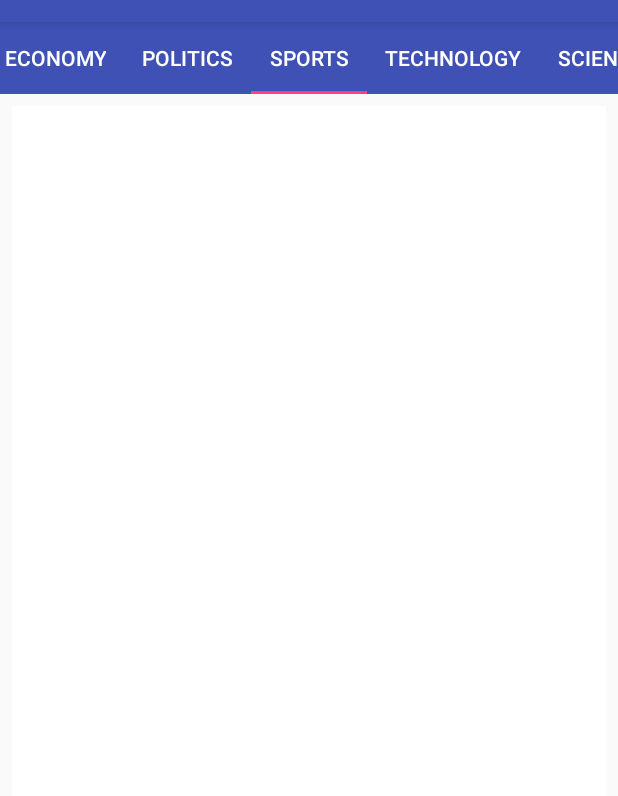
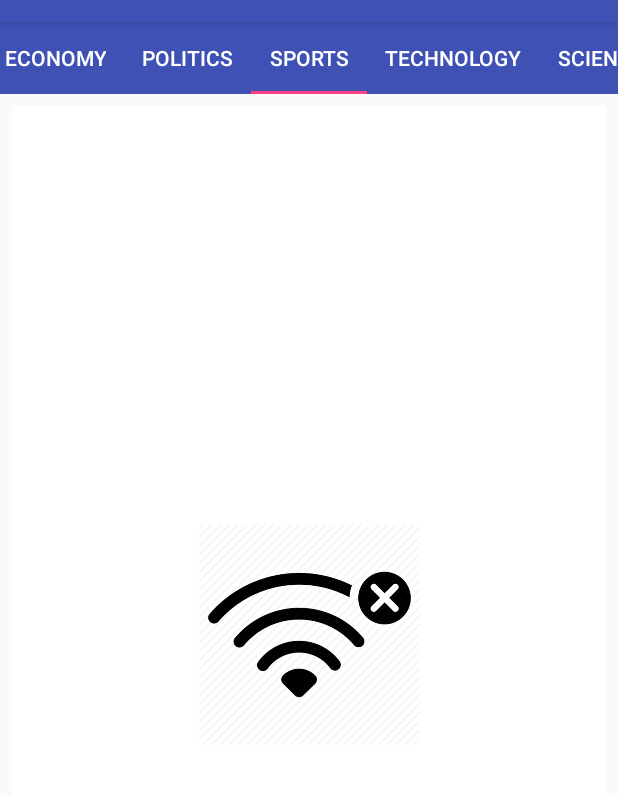
Before and after one commit to promero1207/TraineeWeek5, an Android app: the screen it shows after launch (MainActivity), tab 3 chosen, on a phone screen of 412 x 824 dp, the part 62-858 px from its top. Run offline under Robolectric (Android 15) with nearby library versions, the phone set to English and light mode, and no system bars; pictures from the network do not load.

```diff
--- a/NewsApp/app/src/main/java/com/app/paul/newsapp/MainActivity.java
+++ b/NewsApp/app/src/main/java/com/app/paul/newsapp/MainActivity.java
@@ -17,15 +17,21 @@ import com.app.paul.newsapp.fragments.FragmentBase;
 
 import static com.app.paul.newsapp.adapter.AdapterFragmentPager.PATH_TO_NEWS;
 
+/**
+ * Main activity; Main screen
+ */
 public class MainActivity extends AppCompatActivity {
     FrameLayout container;
     FragmentBase fragment;
 
+    /**
+     * On create method, inflating view
+     * @param savedInstanceState Bundle of data saved after a conf change
+     */
     @Override
     protected void onCreate(Bundle savedInstanceState) {
         super.onCreate(savedInstanceState);
         setContentView(R.layout.activity_main);
-
 
         ViewPager mViewPagerTour = findViewById(R.id.view_pager);
         AdapterFragmentPager adapterFragmentPager = new AdapterFragmentPager(getSupportFragmentManager());
@@ -37,7 +43,11 @@ public class MainActivity extends AppCompatActivity {
         mTabLayoutHost.setTabGravity(TabLayout.GRAVITY_CENTER);
     }
 
-
+    /**
+     * Menu in the top of screen, for searchview
+     * @param menu menu to be inflated
+     * @return boolean
+     */
     @Override
     public boolean onCreateOptionsMenu(Menu menu) {
         super.onCreateOptionsMenu(menu);
@@ -77,6 +87,11 @@ public class MainActivity extends AppCompatActivity {
         return true;
     }
 
+    /**
+     * item selected from menu
+     * @param item item in this case searchview
+     * @return boolean
+     */
     @Override
     public boolean onOptionsItemSelected(MenuItem item) {
         switch (item.getItemId()){
@@ -87,11 +102,9 @@ public class MainActivity extends AppCompatActivity {
         return true;
     }
 
-    @Override
-    public void onOptionsMenuClosed(Menu menu) {
-        super.onOptionsMenuClosed(menu);
-    }
-
+    /**
+     * method to be called to put the search fragment
+     */
     public void putSearchFragment(){
 
         android.support.v4.app.FragmentTransaction transaction = getSupportFragmentManager().beginTransaction();
--- a/NewsApp/app/src/main/java/com/app/paul/newsapp/adapter/AdapterFragmentPager.java
+++ b/NewsApp/app/src/main/java/com/app/paul/newsapp/adapter/AdapterFragmentPager.java
@@ -76,6 +76,11 @@ public class AdapterFragmentPager extends FragmentStatePagerAdapter {
         return 6;
     }
 
+    /**
+     * return page title
+     * @param position position
+     * @return string
+     */
     @Nullable
     @Override
     public CharSequence getPageTitle(int position) {
--- a/NewsApp/app/src/main/java/com/app/paul/newsapp/fragments/FragmentBase.java
+++ b/NewsApp/app/src/main/java/com/app/paul/newsapp/fragments/FragmentBase.java
@@ -14,21 +14,18 @@ import android.support.v7.widget.LinearLayoutManager;
 import android.support.v7.widget.RecyclerView;
 import android.util.Log;
 import android.view.LayoutInflater;
-import android.view.Menu;
-import android.view.MenuInflater;
-import android.view.MenuItem;
 import android.view.View;
 import android.view.ViewGroup;
 import android.widget.AbsListView;
+import android.widget.ImageView;
 import android.widget.ProgressBar;
 import android.widget.SearchView;
-import android.widget.Toast;
 
-import com.app.paul.newsapp.adapter.AdapterRvMainNews;
 import com.app.paul.newsapp.News;
-import com.app.paul.newsapp.data.NewsLoader;
 import com.app.paul.newsapp.R;
 import com.app.paul.newsapp.ShowNew;
+import com.app.paul.newsapp.adapter.AdapterRvMainNews;
+import com.app.paul.newsapp.data.NewsLoader;
 
 import java.util.ArrayList;
 import java.util.List;
@@ -37,12 +34,14 @@ import static com.app.paul.newsapp.adapter.AdapterFragmentPager.PATH_TO_NEWS;
 
 public class FragmentBase extends Fragment implements AdapterRvMainNews.OnItemClickListener, LoaderManager.LoaderCallbacks<List<News>>  {
 
+    //constants
     public static final String SHOW_TITLE = "SHOW_TITLE";
     public static final String SHOW_BODY = "SHOW_BODY";
     public static final String SHOW_IMG = "SHOW_IMG";
     public static final String SHOW_WEB = "SHOW_WEB";
     public static final String SCROLL = "SCROLL";
 
+    //fields
     private List<News> newsList = new ArrayList<>();
     protected String path;
     protected RecyclerView recyclerNews;
@@ -50,7 +49,6 @@ public class FragmentBase extends Fragment implements AdapterRvMainNews.OnItemCl
     private ProgressBar progress;
     private Bundle customBundle;
     private Boolean isScrolling = false;
-    private SearchView searchView;
     int currentItems;
     int totalItems;
     int scrollItems;
@@ -58,18 +56,34 @@ public class FragmentBase extends Fragment implements AdapterRvMainNews.OnItemCl
     private int cont2 = 1;
     private boolean isSearching = false;
     private boolean isNewData = false;
-    private String initialQuery;
+    private ImageView wifi;
 
+
+    //constructor
     public FragmentBase() {
     }
 
+    /**
+     * Method for creating view
+     * @param inflater inflater
+     * @param container container of the view
+     * @param savedInstanceState Bundle when conf has changed
+     * @return view
+     */
     @Nullable
     @Override
     public View onCreateView(@NonNull LayoutInflater inflater, @Nullable ViewGroup container, @Nullable Bundle savedInstanceState) {
         Bundle fragmentBundle = getArguments();
+
+        String initialQuery = "";
+        if(fragmentBundle != null) {
             initialQuery = fragmentBundle.getString(PATH_TO_NEWS);
+        }
 
         View v = inflater.inflate(R.layout.fragment_base, container, false);
+
+        wifi = v.findViewById(R.id.wifi);
+
         progress = v.findViewById(R.id.progress_loading);
         recyclerNews = v.findViewById(R.id.recycler_main_mews);
         adapter = new AdapterRvMainNews(newsList, this);
@@ -87,6 +101,7 @@ public class FragmentBase extends Fragment implements AdapterRvMainNews.OnItemCl
                 }
             }
 
+            //recycler view method to check when reached last item
             @Override
             public void onScrolled(@NonNull RecyclerView recyclerView, int dx, int dy) {
                 super.onScrolled(recyclerView, dx, dy);
@@ -97,7 +112,7 @@ public class FragmentBase extends Fragment implements AdapterRvMainNews.OnItemCl
                 if(isScrolling && (currentItems + scrollItems == totalItems) && !isSearching){
                     isScrolling = false;
 
-                    path = path.replace(String.valueOf("page="+cont2).toString(),String.valueOf("page="+(cont2+1)).toString());
+                    path = path.replace(String.valueOf("page="+cont2),String.valueOf("page="+(cont2+1)));
                     cont2++;
                     increaseCont();
                     path = path.replace("size=30","size=5");
@@ -118,6 +133,8 @@ public class FragmentBase extends Fragment implements AdapterRvMainNews.OnItemCl
         return v;
     }
 
+
+    //Method for on click event of recyclerview
     @Override
     public void onItemClick(Integer position) {
         Intent intent = new Intent(getContext(), ShowNew.class);
@@ -128,6 +145,12 @@ public class FragmentBase extends Fragment implements AdapterRvMainNews.OnItemCl
         startActivity(intent);
     }
 
+    /**
+     * Loader method when creating loader
+     * @param id id to diference between calls
+     * @param args arguments extras
+     * @return Loader
+     */
     @NonNull
     @Override
     public Loader<List<News>> onCreateLoader(int id, @Nullable Bundle args) {
@@ -135,21 +158,30 @@ public class FragmentBase extends Fragment implements AdapterRvMainNews.OnItemCl
         return new NewsLoader(getContext(), path);
     }
 
+    /**
+     * Method called whe load of data finishes
+     * @param loader load
+     * @param data data returned of loading
+     */
     @Override
     public void onLoadFinished(@NonNull Loader<List<News>> loader, List<News> data) {
-        if(newsList.isEmpty()){
+
+        progress.setVisibility(View.INVISIBLE);
+
+        if(data != null) {
+            wifi.setVisibility(View.GONE);
+            if (newsList.isEmpty()) {
                 newsList.addAll(data);
             }
-        progress.setVisibility(View.INVISIBLE);
 
-        if(customBundle != null) {
+            if (customBundle != null && recyclerNews.getLayoutManager() != null) {
                 recyclerNews.getLayoutManager().onRestoreInstanceState(customBundle.getParcelable(SCROLL));
             }
-        if(isNewData){
+            if (isNewData) {
                 newsList.addAll(data);
                 isNewData = false;
             }
-        if(isSearching){
+            if (isSearching) {
                 newsList.clear();
                 newsList.addAll(data);
                 isSearching = false;
@@ -157,7 +189,15 @@ public class FragmentBase extends Fragment implements AdapterRvMainNews.OnItemCl
 
             adapter.notifyDataSetChanged();
         }
+        else {
+            wifi.setVisibility(View.VISIBLE);
+        }
+    }
 
+    /**
+     * method called when reset on load is made
+     * @param loader loader
+     */
     @Override
     public void onLoaderReset(@NonNull Loader<List<News>> loader) {
         newsList.clear();
@@ -165,9 +205,14 @@ public class FragmentBase extends Fragment implements AdapterRvMainNews.OnItemCl
         adapter.notifyDataSetChanged();
     }
 
+    /**
+     * method for saving state
+     * @param outState bundle outstate
+     */
     @Override
     public void onSaveInstanceState(@NonNull Bundle outState) {
-        if(outState != null) {
+        if(recyclerNews.getLayoutManager() != null) {
+            //saving scroll of recycler
             outState.putParcelable(SCROLL, recyclerNews.getLayoutManager().onSaveInstanceState());
         }
         super.onSaveInstanceState(outState);
@@ -175,22 +220,28 @@ public class FragmentBase extends Fragment implements AdapterRvMainNews.OnItemCl
     }
 
 
-
+    /**
+     * restoring instance
+     * @param savedInstanceState bundle of restored state
+     */
     @Override
     public void onViewStateRestored(@Nullable Bundle savedInstanceState) {
         super.onViewStateRestored(savedInstanceState);
         customBundle = savedInstanceState;
     }
 
+    /**
+     * method for calling loader
+     * @param id id of the loader call, it must be diferent on each call for new data
+     */
     public void load(int id){
-        ConnectivityManager connMgr = (ConnectivityManager)
+        ConnectivityManager connMgr;
+        if (getContext() != null) {
+            connMgr = (ConnectivityManager)
                     getContext().getSystemService(Context.CONNECTIVITY_SERVICE);
-
-        // Get details on the currently active default data network
+            if(connMgr != null) {
                 NetworkInfo networkInfo = connMgr.getActiveNetworkInfo();
 
-
-        // If there is a network connection, fetch data
                 if (networkInfo != null && networkInfo.isConnected()) {
                     // Get a reference to the LoaderManager, in order to interact with loaders.
                     LoaderManager loaderManager = getLoaderManager();
@@ -199,22 +250,23 @@ public class FragmentBase extends Fragment implements AdapterRvMainNews.OnItemCl
                     // the bundle. Pass in this activity for the LoaderCallbacks parameter (which is valid
                     // because this activity implements the LoaderCallbacks interface).
                     loaderManager.initLoader(id, null, this);
-        } else {
-            // Otherwise, display error
-            // First, hide loading indicator so error message will be visible
-
-
-            // Update empty state with no connection error message
+                }
+            }
 
 
         }
+
     }
 
+    /**
+     * method for building query
+     * @param query query string to be searched
+     */
     public void buildString(String query){
         path = "https://content.guardianapis.com/search?&show-fields=bodyText%2Cheadline%2Csection%2Cthumbnail&page=1&page-size=30&q="+ query +"&api-key=819465fe-ccca-48b5-a3ca-af834bf6741e";
     }
 
-
+    //setter and getters
     public void setSearching(boolean searching) {
         isSearching = searching;
     }
--- a/NewsApp/app/src/main/res/layout/fragment_base.xml
+++ b/NewsApp/app/src/main/res/layout/fragment_base.xml
@@ -5,6 +5,23 @@
     android:layout_width="match_parent"
     android:layout_height="match_parent"
     android:background="@android:color/background_light">
+
+    <ImageView
+        android:id="@+id/wifi"
+        android:layout_width="150dp"
+        android:layout_height="150dp"
+        android:layout_marginBottom="8dp"
+        android:layout_marginEnd="8dp"
+        android:layout_marginLeft="8dp"
+        android:layout_marginRight="8dp"
+        android:layout_marginStart="8dp"
+        android:layout_marginTop="8dp"
+        android:visibility="gone"
+        app:layout_constraintBottom_toBottomOf="parent"
+        app:layout_constraintEnd_toEndOf="parent"
+        app:layout_constraintStart_toStartOf="parent"
+        app:layout_constraintTop_toTopOf="parent"
+        app:srcCompat="@drawable/wifi" />
 
     <android.support.v7.widget.RecyclerView
         android:id="@+id/recycler_main_mews"
```
Also changed, not shown: NewsApp/app/src/main/java/com/app/paul/newsapp/News.java (+6 -1 lines), NewsApp/app/src/main/java/com/app/paul/newsapp/ShowNew.java (+7 -0 lines), NewsApp/app/src/main/java/com/app/paul/newsapp/adapter/AdapterRvMainNews.java (+13 -3 lines), NewsApp/app/src/main/java/com/app/paul/newsapp/data/NewsLoader.java (+15 -0 lines), NewsApp/app/src/main/java/com/app/paul/newsapp/data/Query.java (+31 -0 lines), NewsApp/app/src/main/res/drawable/error.png (added), NewsApp/app/src/main/res/drawable/wifi.png (added). Lines whose indentation alone changed are shown as unchanged.
